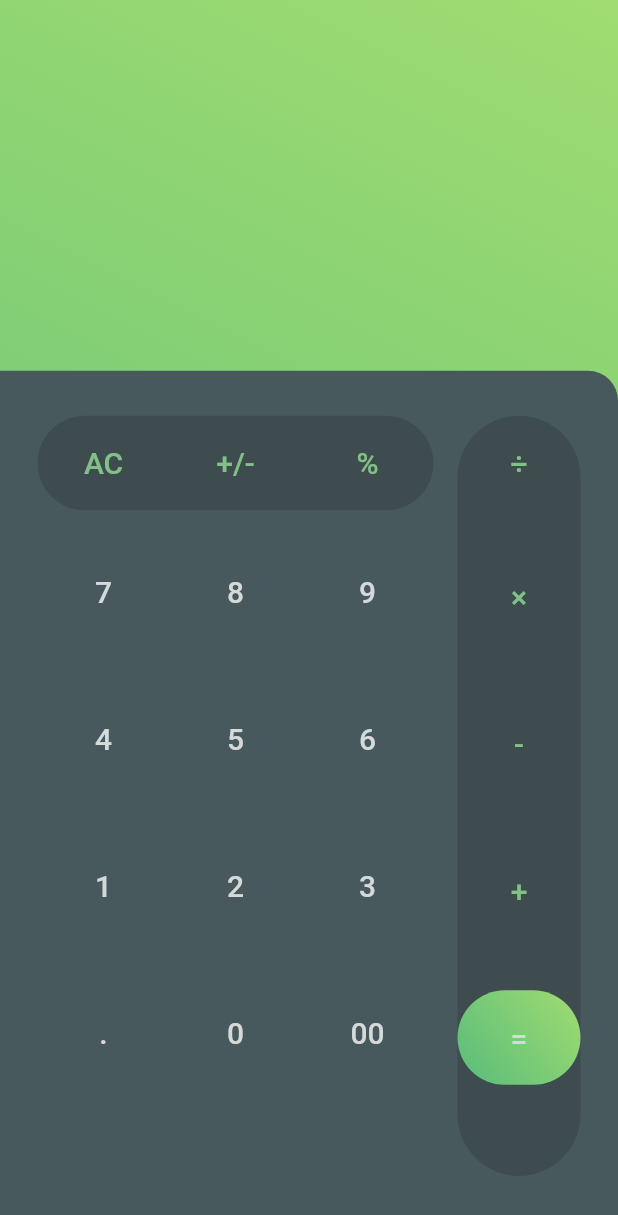
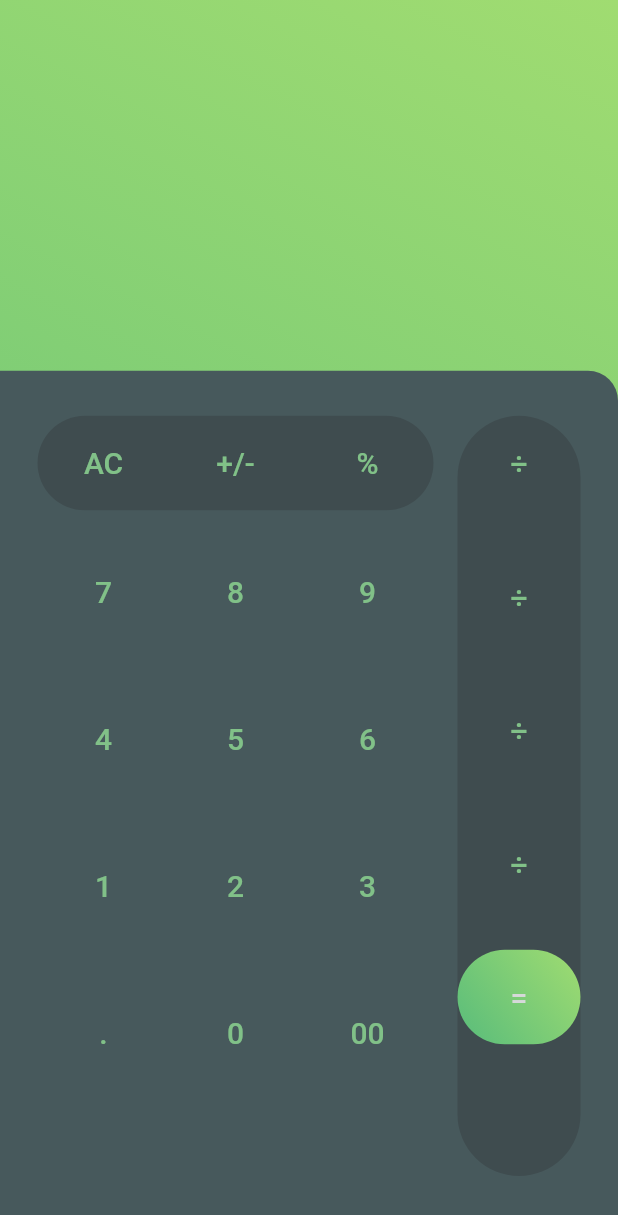
Before and after one commit to andrwnv/calculatorDartApp, a Flutter app: the screen it shows after launch, on a phone screen of 412 x 824 dp. Shown: the top 1215 px of the screen. Run offline on Flutter 3.47's test engine with Material 2 defaults, Android fonts, the phone set to English and light mode, and no system bars.

```diff
--- a/lib/views/calculator_pad.dart
+++ b/lib/views/calculator_pad.dart
@@ -5,6 +5,16 @@ import 'package:calculator_app/misc/app_colors.dart';
 import 'calculator_operator.dart';
 
 class CalculatorPad extends StatelessWidget {
+  final _padItems = [
+    [ 'AC', '+/-', '%' ],
+    [ '7', '8', '9' ],
+    [ '4', '5', '6' ],
+    [ '1', '2', '3' ],
+    [ '.', '0', '00' ],
+  ];
+
+  final _operands = [ '÷', '×', '+', '-' ];
+
   @override
   Widget build(BuildContext context) {
     return Container(
@@ -34,15 +44,10 @@ class CalculatorPad extends StatelessWidget {
                           ),
                           child: Row(
                             children: <Widget>[
+                              for (var i in _padItems[0])
                                 CalculatorOperator(
-                                  operator: 'AC', operatorColor: AppColors.operatorColor
-                              ),
-                              CalculatorOperator(
-                                  operator: '+/-', operatorColor: AppColors.operatorColor
-                              ),
-                              CalculatorOperator(
-                                  operator: '%', operatorColor: AppColors.operatorColor
-                              ),
+                                    operator: i, operatorColor: AppColors.operatorColor
+                                )
                             ],
                           ),
                         ),
@@ -55,15 +60,10 @@ class CalculatorPad extends StatelessWidget {
                           ),
                           child: Row(
                             children: <Widget>[
+                              for (var i in _padItems[1])
                                 CalculatorOperator(
-                                  operator: '7', operatorColor: AppColors.numberColor
-                              ),
-                              CalculatorOperator(
-                                  operator: '8', operatorColor: AppColors.numberColor
-                              ),
-                              CalculatorOperator(
-                                  operator: '9', operatorColor: AppColors.numberColor
-                              ),
+                                    operator: i, operatorColor: AppColors.operatorColor
+                                )
                             ],
                           ),
                         ),
@@ -76,15 +76,10 @@ class CalculatorPad extends StatelessWidget {
                           ),
                           child: Row(
                             children: <Widget>[
+                              for (var i in _padItems[2])
                                 CalculatorOperator(
-                                  operator: '4', operatorColor: AppColors.numberColor
-                              ),
-                              CalculatorOperator(
-                                  operator: '5', operatorColor: AppColors.numberColor
-                              ),
-                              CalculatorOperator(
-                                  operator: '6', operatorColor: AppColors.numberColor
-                              ),
+                                    operator: i, operatorColor: AppColors.operatorColor
+                                )
                             ],
                           ),
                         ),
@@ -97,15 +92,10 @@ class CalculatorPad extends StatelessWidget {
                           ),
                           child: Row(
                             children: <Widget>[
+                              for (var i in _padItems[3])
                                 CalculatorOperator(
-                                  operator: '1', operatorColor: AppColors.numberColor
-                              ),
-                              CalculatorOperator(
-                                  operator: '2', operatorColor: AppColors.numberColor
-                              ),
-                              CalculatorOperator(
-                                  operator: '3', operatorColor: AppColors.numberColor
-                              ),
+                                    operator: i, operatorColor: AppColors.operatorColor
+                                )
                             ],
                           ),
                         ),
@@ -118,15 +108,10 @@ class CalculatorPad extends StatelessWidget {
                           ),
                           child: Row(
                             children: <Widget>[
+                              for (var i in _padItems[4])
                                 CalculatorOperator(
-                                  operator: '.', operatorColor: AppColors.numberColor
-                              ),
-                              CalculatorOperator(
-                                  operator: '0', operatorColor: AppColors.numberColor)
-                              ,
-                              CalculatorOperator(
-                                  operator: '00', operatorColor: AppColors.numberColor
-                              ),
+                                    operator: i, operatorColor: AppColors.operatorColor
+                                )
                             ],
                           ),
                         ),
@@ -152,28 +137,11 @@ class CalculatorPad extends StatelessWidget {
                       borderRadius: BorderRadius.all(Radius.circular(100))),
                   child: Column(
                     children: <Widget>[
+                      for (var i in _operands)
                         Padding(
                           padding: const EdgeInsets.only(bottom: 26.0),
                           child: CalculatorOperator(
                               operator: '÷', operatorColor: AppColors.operatorColor
-                        ),
-                      ),
-                      Padding(
-                        padding: const EdgeInsets.only(bottom: 35.0),
-                        child: CalculatorOperator(
-                            operator: '×', operatorColor: AppColors.operatorColor
-                        ),
-                      ),
-                      Padding(
-                        padding: const EdgeInsets.only(bottom: 35.0),
-                        child: CalculatorOperator(
-                            operator: '-', operatorColor: AppColors.operatorColor
-                        ),
-                      ),
-                      Padding(
-                        padding: const EdgeInsets.only(bottom: 35.0),
-                        child: CalculatorOperator(
-                            operator: '+', operatorColor: AppColors.operatorColor
                           ),
                         ),
                       Container(
```
Lines whose indentation alone changed are shown as unchanged.
